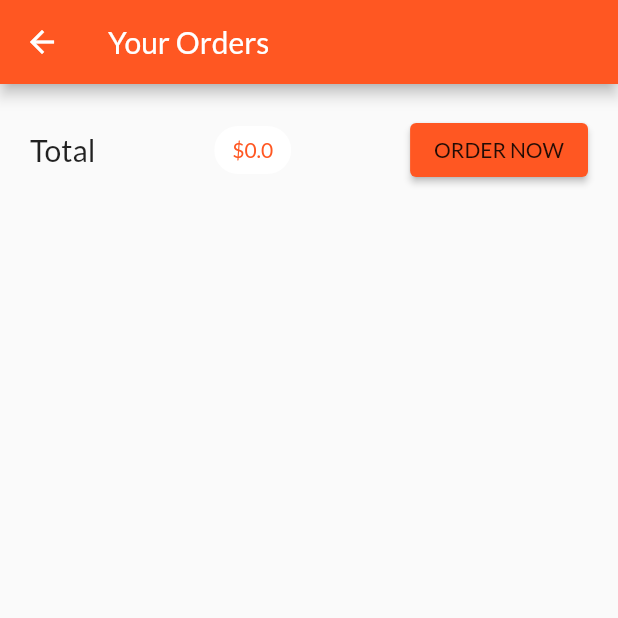
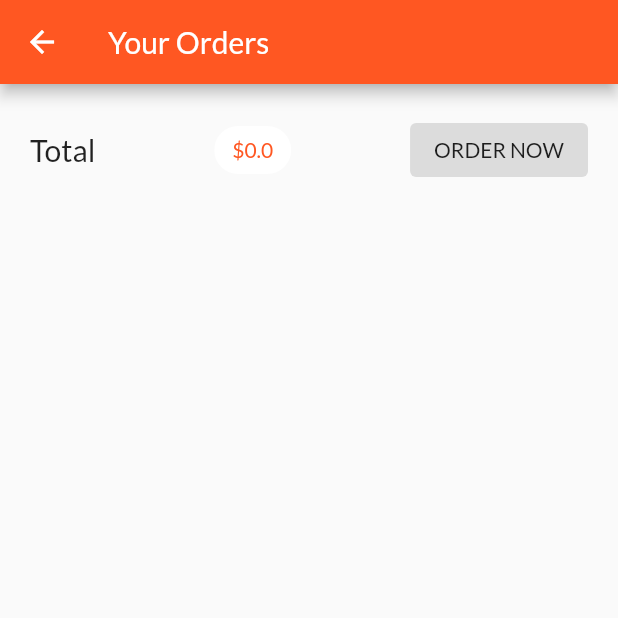
Before and after one commit to Abood2284/flutter_08_ShopApp, a Flutter app: the CartScreen screen opened by its route, on a phone screen of 412 x 824 dp, the top half of it. Run offline on Flutter 3.47's test engine with Material 2 defaults, Android fonts, the phone set to English and light mode, and no system bars; our stand-ins replace logger; network calls fail.

```diff
--- a/shop_app/lib/providers/products.dart
+++ b/shop_app/lib/providers/products.dart
@@ -116,6 +116,9 @@ class Products with ChangeNotifier {
       // logger.d(json.decode(response.body));
       final extractedData = json.decode(response.body) as Map<String,
           dynamic>; // how i know? you can use logger to first print the decoded json value there you will see key as id and value is another map having key descrotion, title and value thier value which i added
+          if(extractedData == null) {
+            return;
+          }
       final List<Product> _loadedItems =
           []; // Creating empty list that will store loaded product and replace the original list with this later
 
@@ -200,6 +203,7 @@ class Products with ChangeNotifier {
     _items.removeWhere((element) => element.id == id);
     notifyListeners();
     final response = await http.delete(url);
+    // only get & post returns error reponse. for patch, update, delete you need to set your own response code error condition since we are familiair that status code above 400 is error
     if (response.statusCode >= 400) {
       _items.insert(existingProductIndex, existingProduct);
       notifyListeners();
--- a/shop_app/lib/screens/cart_screen.dart
+++ b/shop_app/lib/screens/cart_screen.dart
@@ -22,7 +22,7 @@ class CartScreen extends StatelessWidget {
             child: Row(
               mainAxisAlignment: MainAxisAlignment.spaceBetween,
               children: [
-                 const Text(
+                const Text(
                   'Total',
                   style: TextStyle(fontSize: 20),
                 ),
@@ -33,14 +33,7 @@ class CartScreen extends StatelessWidget {
                   ),
                   backgroundColor: Colors.white,
                 ),
-                ElevatedButton(
-                    onPressed: () {
-                      Provider.of<Orders>(context, listen: false)
-                          .addItem(cart.itemsList, cart.cartTotalAmount);
-                      cart.clear(); // Method defined in cart.dart to clear our cart items
-                    },
-                    child: Text('ORDER NOW',
-                        style: Theme.of(context).textTheme.bodyText1))
+                OrderButton(cart: cart)
               ],
             ),
           ),
@@ -66,3 +59,38 @@ class CartScreen extends StatelessWidget {
     );
   }
 }
+
+class OrderButton extends StatefulWidget {
+  const OrderButton({
+    Key? key,
+    required this.cart,
+  }) : super(key: key);
+
+  final Cart cart;
+
+  @override
+  State<OrderButton> createState() => _OrderButtonState();
+}
+
+class _OrderButtonState extends State<OrderButton> {
+  var _isLoading = false;
+  @override
+  Widget build(BuildContext context) {
+    return ElevatedButton(
+        onPressed: widget.cart.cartTotalAmount <= 0
+            ? null
+            : () async {
+              setState(() {
+                _isLoading = true;
+              });
+                await Provider.of<Orders>(context, listen: false).addItem(
+                    widget.cart.itemsList, widget.cart.cartTotalAmount);
+                widget.cart
+                    .clear(); // Method defined in cart.dart to clear our cart items
+                    setState(() {
+                      _isLoading = false;
+                    });
+              },
+        child: _isLoading ? const Center(child: CircularProgressIndicator(),) : Text('ORDER NOW', style: Theme.of(context).textTheme.bodyText1));
+  }
+}
```
Also changed, not shown: shop_app/lib/model/product.dart (+24 -2 lines), shop_app/lib/providers/order_provider.dart (+66 -4 lines), shop_app/lib/screens/orders_screen.dart (+40 -5 lines).
